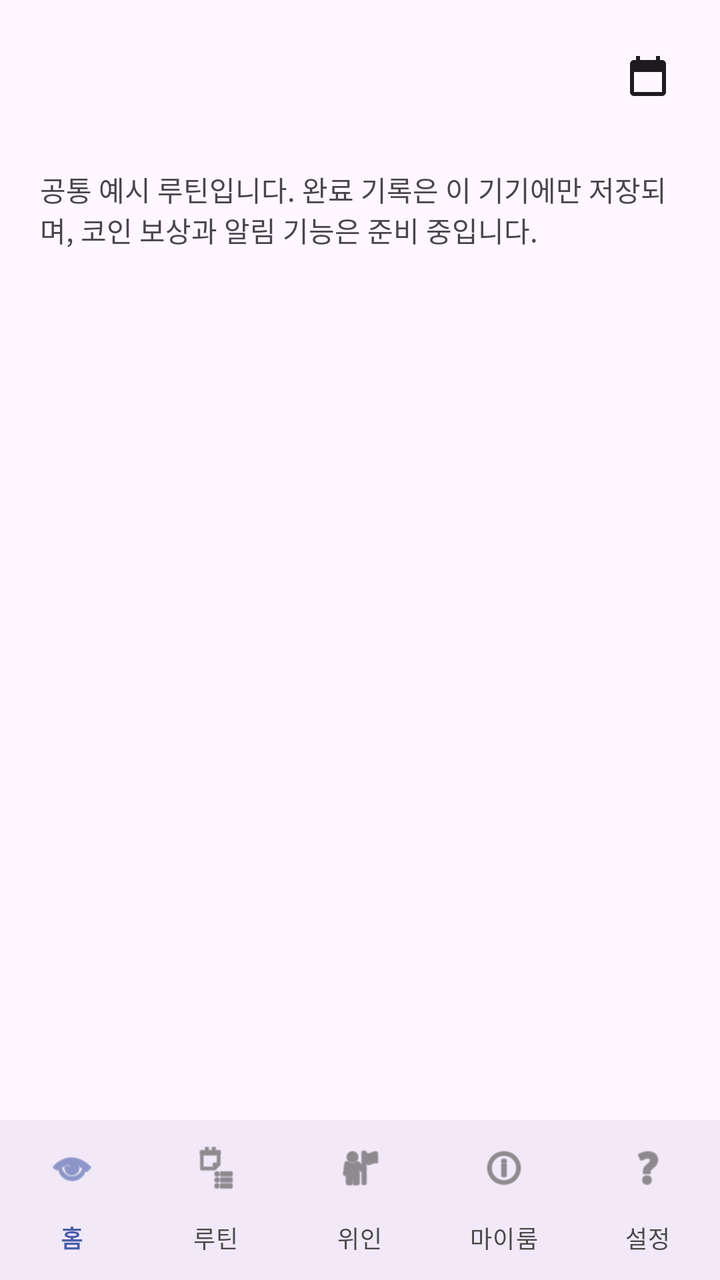
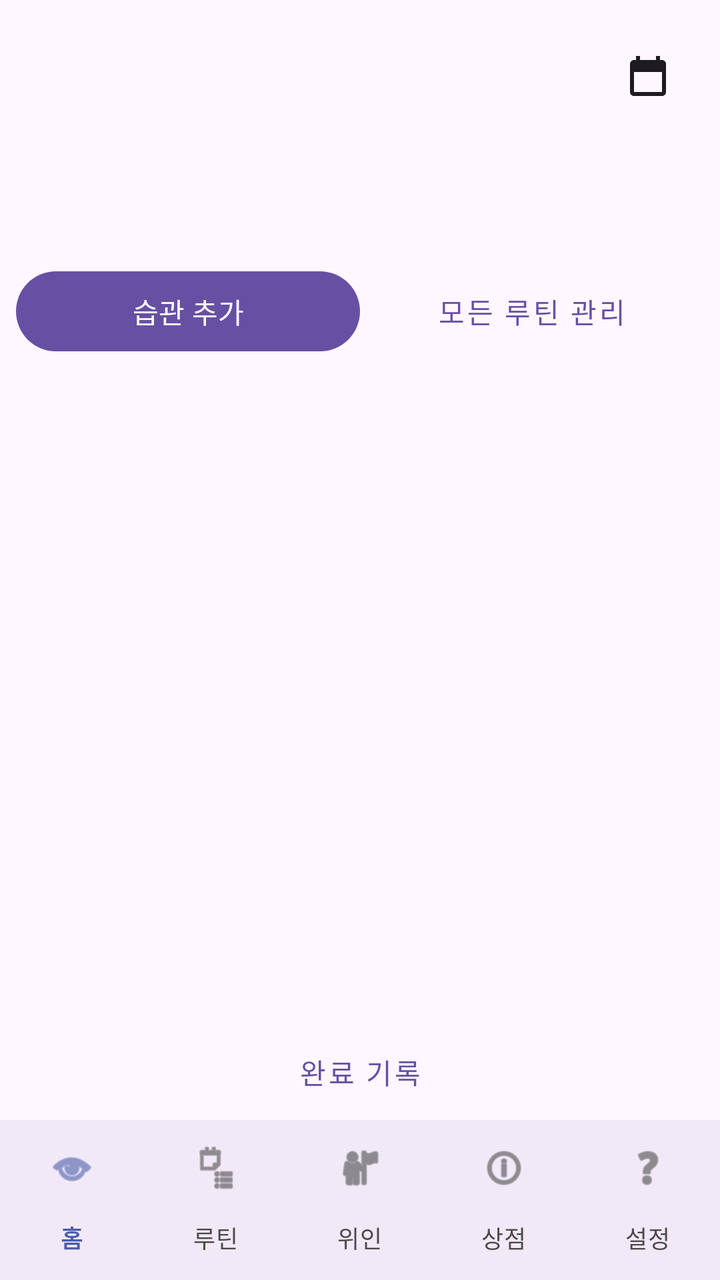

An Android layout rendered at two revisions. The XML below is the earlier revision; the diff shows what the commit changed to produce the second picture.
<!-- AndroidManifest.xml: application theme Theme.AndroidApp -->
<!-- res/layout/activity_routine.xml -->
<?xml version="1.0" encoding="utf-8"?>
<LinearLayout xmlns:android="http://schemas.android.com/apk/res/android" xmlns:app="http://schemas.android.com/apk/res-auto"
    android:layout_width="match_parent" android:layout_height="match_parent"
    android:orientation="vertical">
    <LinearLayout android:layout_width="match_parent" android:layout_height="wrap_content"
        android:gravity="center_vertical" android:paddingStart="20dp" android:paddingEnd="12dp" android:paddingTop="12dp">
        <LinearLayout android:layout_width="0dp" android:layout_height="wrap_content" android:layout_weight="1" android:orientation="vertical">
            <TextView android:id="@+id/routine_title" android:layout_width="match_parent" android:layout_height="wrap_content"
                android:textSize="22sp" android:textStyle="bold" android:textColor="?android:attr/textColorPrimary" />
            <TextView android:id="@+id/routine_date" android:layout_width="match_parent" android:layout_height="wrap_content"
                android:layout_marginTop="4dp" android:textColor="?android:attr/textColorSecondary" />
        </LinearLayout>
        <ImageButton android:id="@+id/iv_calendar" android:layout_width="48dp" android:layout_height="48dp"
            android:padding="12dp" android:src="@drawable/ic_calendar" android:contentDescription="@string/routine_choose_date"
            android:background="?attr/selectableItemBackgroundBorderless" app:tint="?android:attr/textColorPrimary" />
    </LinearLayout>
    <TextView android:layout_width="match_parent" android:layout_height="wrap_content"
        android:padding="20dp" android:text="@string/routine_sample_notice" android:textColor="?android:attr/textColorSecondary" />
    <androidx.recyclerview.widget.RecyclerView android:id="@+id/rv_date_selector"
        android:layout_width="match_parent" android:layout_height="wrap_content" android:paddingBottom="12dp" />
    <androidx.recyclerview.widget.RecyclerView android:id="@+id/rv_routine_list" android:layout_width="match_parent"
        android:layout_height="0dp" android:layout_weight="1" android:padding="12dp" />
    <include layout="@layout/layout_bottom_nav" />
</LinearLayout>
<!-- res/layout/layout_bottom_nav.xml (included above) -->
<?xml version="1.0" encoding="utf-8"?>
<com.google.android.material.bottomnavigation.BottomNavigationView
    xmlns:android="http://schemas.android.com/apk/res/android"
    xmlns:app="http://schemas.android.com/apk/res-auto"
    android:id="@+id/bottomNavigationView"
    android:layout_width="match_parent"
    android:layout_height="wrap_content"
    android:layout_gravity="bottom"
    android:background="?attr/colorSurface"
    app:itemIconTint="@color/nav_item_color"
    app:itemTextColor="@color/nav_item_color"
    app:labelVisibilityMode="labeled"
    app:menu="@menu/bottom_nav_menu" />
<!-- resources referenced by this layout -->
<resources>
  <!-- drawable ic_calendar (drawable) -->
  <?xml version="1.0" encoding="utf-8"?>
  <vector xmlns:android="http://schemas.android.com/apk/res/android"
      android:width="24dp"
      android:height="24dp"
      android:viewportWidth="24"
      android:viewportHeight="24">
      <path
          android:fillColor="#333333"
          android:pathData="M19,4h-1V2h-2v2H8V2H6v2H5C3.89,4 3.01,4.9 3.01,6L3,20c0,1.1 0.89,2 2,2h14c1.1,0 2,-0.9 2,-2V6C21,4.9 20.1,4 19,4zM19,20H5V10h14V20z" />
  </vector>
  <string name="routine_choose_date">날짜 선택</string>
  <string name="routine_sample_notice">공통 예시 루틴입니다. 완료 기록은 이 기기에만 저장되며, 코인 보상과 알림 기능은 준비 중입니다.</string>
  <style name="Theme.AndroidApp" parent="Base.Theme.AndroidApp" />
  <style name="Base.Theme.AndroidApp" parent="Theme.Material3.DayNight.NoActionBar">
          
          
      </style>
</resources>

<!-- the commit's change to res/layout/activity_routine.xml (unified diff, before → after) -->
@@ -15,11 +15,18 @@
             android:background="?attr/selectableItemBackgroundBorderless" app:tint="?android:attr/textColorPrimary" />
     </LinearLayout>
     <TextView android:layout_width="match_parent" android:layout_height="wrap_content"
-        android:padding="20dp" android:text="@string/routine_sample_notice" android:textColor="?android:attr/textColorSecondary" />
+        android:id="@+id/personal_summary" android:padding="16dp" android:textColor="?android:attr/textColorSecondary" />
+    <TextView android:id="@+id/personal_alarm_status" android:layout_width="match_parent" android:layout_height="wrap_content" android:paddingStart="16dp" android:paddingEnd="16dp" android:textAppearance="?attr/textAppearanceBodySmall" />
+    <LinearLayout android:layout_width="match_parent" android:layout_height="wrap_content" android:orientation="horizontal" android:paddingStart="8dp" android:paddingEnd="8dp">
+        <com.google.android.material.button.MaterialButton android:id="@+id/personal_add" android:layout_width="0dp" android:layout_height="wrap_content" android:layout_weight="1" android:text="@string/personal_add" />
+        <com.google.android.material.button.MaterialButton android:id="@+id/personal_manage" style="@style/Widget.MaterialComponents.Button.TextButton" android:layout_width="0dp" android:layout_height="wrap_content" android:layout_weight="1" android:text="@string/personal_manage" />
+    </LinearLayout>
     <androidx.recyclerview.widget.RecyclerView android:id="@+id/rv_date_selector"
         android:layout_width="match_parent" android:layout_height="wrap_content" android:paddingBottom="12dp" />
+    <TextView android:id="@+id/personal_empty" android:layout_width="match_parent" android:layout_height="wrap_content" android:padding="16dp" android:text="@string/personal_empty" android:visibility="gone" />
     <androidx.recyclerview.widget.RecyclerView android:id="@+id/rv_routine_list" android:layout_width="match_parent"
         android:layout_height="0dp" android:layout_weight="1" android:padding="12dp" />
+    <com.google.android.material.button.MaterialButton android:id="@+id/personal_history" style="@style/Widget.MaterialComponents.Button.TextButton" android:layout_width="match_parent" android:layout_height="wrap_content" android:text="@string/personal_history" />
     <include layout="@layout/layout_bottom_nav" />
 </LinearLayout>
 <!-- res/layout/layout_bottom_nav.xml (included above) -->
<!-- resource entries referenced after the edit -->
@@ -11,8 +11,11 @@
           android:fillColor="#333333"
           android:pathData="M19,4h-1V2h-2v2H8V2H6v2H5C3.89,4 3.01,4.9 3.01,6L3,20c0,1.1 0.89,2 2,2h14c1.1,0 2,-0.9 2,-2V6C21,4.9 20.1,4 19,4zM19,20H5V10h14V20z" />
   </vector>
+  <string name="personal_add">습관 추가</string>
+  <string name="personal_empty">이 날짜에 등록된 루틴이 없습니다. 습관을 추가하거나 다른 날짜를 선택하세요.</string>
+  <string name="personal_history">완료 기록</string>
+  <string name="personal_manage">모든 루틴 관리</string>
   <string name="routine_choose_date">날짜 선택</string>
-  <string name="routine_sample_notice">공통 예시 루틴입니다. 완료 기록은 이 기기에만 저장되며, 코인 보상과 알림 기능은 준비 중입니다.</string>
   <style name="Theme.AndroidApp" parent="Base.Theme.AndroidApp" />
   <style name="Base.Theme.AndroidApp" parent="Theme.Material3.DayNight.NoActionBar">
           
